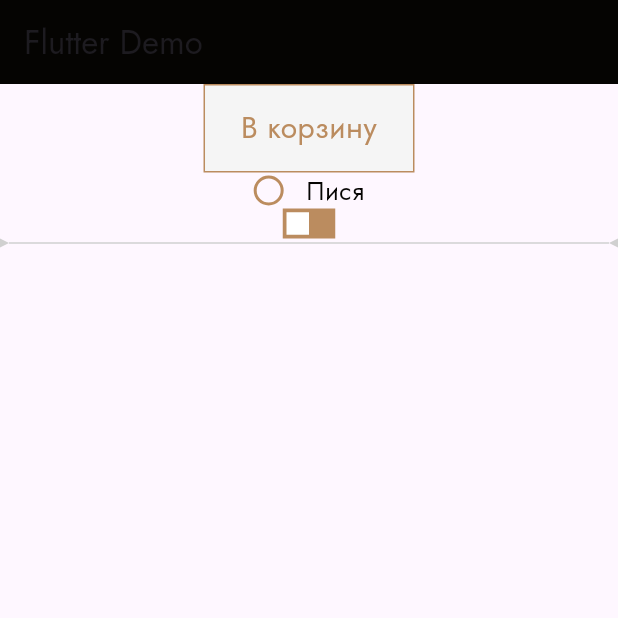
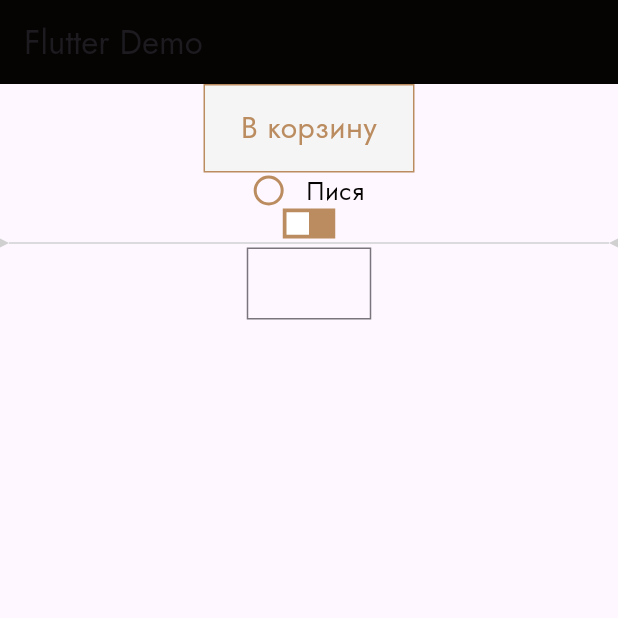
Before and after one commit to vladwebdev1402/tattoo_flutter, a Flutter app: the screen it shows after launch, on a phone screen of 412 x 824 dp, the top half of it. Run offline on Flutter 3.47's test engine with Material 3 defaults, Android fonts, the phone set to English and light mode, and no system bars.

Commit message:
add price field

```diff
--- /dev/null
+++ b/lib/shared/ui/price_field/price_field.dart
@@ -0,0 +1,47 @@
+import 'package:flutter/material.dart';
+import 'package:flutter/services.dart';
+import 'package:tattoo_flutter/shared/lib/colors.dart';
+
+class PriceField extends StatelessWidget {
+  final TextEditingController? controller;
+  final FocusNode? focusNode;
+  final Function(String)? onSubmitted;
+
+  const PriceField(
+      {this.controller, this.focusNode, this.onSubmitted, super.key});
+
+  @override
+  Widget build(BuildContext context) {
+    return TextFormField(
+      inputFormatters: [FilteringTextInputFormatter.allow(RegExp('[0-9]'))],
+      decoration: const InputDecoration(
+        focusedBorder: OutlineInputBorder(
+          borderSide: BorderSide(color: Color(ProjectColors.dark), width: 1.0),
+          borderRadius: BorderRadius.zero,
+        ),
+        contentPadding: EdgeInsets.all(8.0),
+        border: OutlineInputBorder(
+          borderRadius: BorderRadius.zero,
+          borderSide: BorderSide(color: Color(ProjectColors.dark), width: 1.0),
+        ),
+      ),
+      cursorColor: const Color(ProjectColors.dark),
+      keyboardType: TextInputType.number,
+      controller: controller,
+      focusNode: focusNode,
+      onFieldSubmitted: onSubmitted,
+      style: const TextStyle(
+          fontSize: 15.0,
+          fontFamily: "Montserrat",
+          color: Color(ProjectColors.dark)),
+      validator: (value) {
+        if (value!.isEmpty) return "Введите значение коэффициента";
+        if (!RegExp(r'((^|, )([-]{0,1}[0-9]+[.]{0,1}[0-9]+|[-]{0,1}[0-9]+))+$')
+            .hasMatch(value)) {
+          return "Число введено неккоретно";
+        }
+        return null;
+      },
+    );
+  }
+}
--- a/pubspec.yaml
+++ b/pubspec.yaml
@@ -11,6 +11,8 @@ dependencies:
     sdk: flutter
 
   cupertino_icons: ^1.0.8
+  http: ^1.2.2
+  flutter_bloc: ^8.1.6
 
 dev_dependencies:
   flutter_test:
```
Also changed, not shown: lib/main.dart (+6 -5 lines), pubspec.lock.
